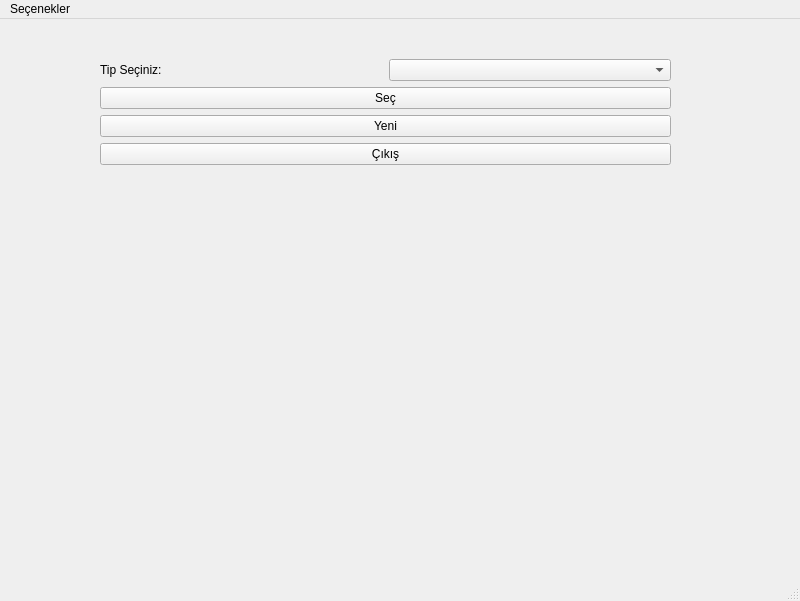
This is design.ui in kyener02/proje as Qt 5 draws it before an edit. The edited form follows.
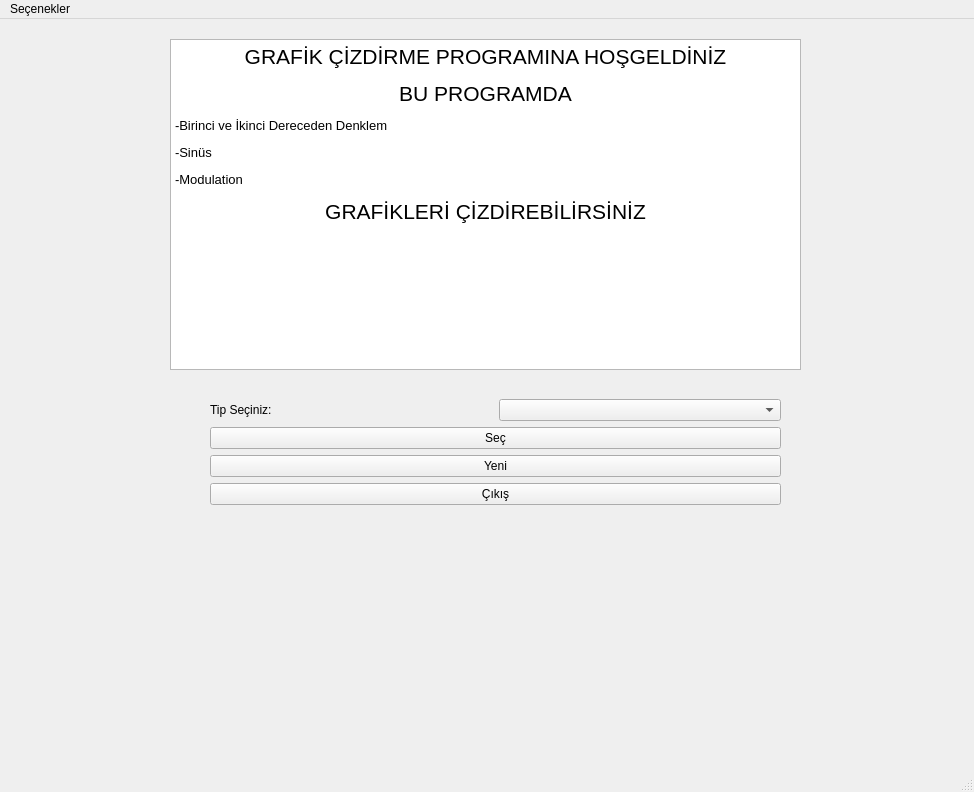
This is the edited form. Icons and pictures are not drawn.

Patch:
```diff
--- a/design.ui
+++ b/design.ui
@@ -6,8 +6,8 @@
    <rect>
     <x>0</x>
     <y>0</y>
-    <width>800</width>
-    <height>601</height>
+    <width>974</width>
+    <height>792</height>
    </rect>
   </property>
   <property name="windowTitle">
@@ -21,8 +21,8 @@
    <widget class="QWidget" name="gridLayoutWidget">
     <property name="geometry">
      <rect>
-      <x>100</x>
-      <y>40</y>
+      <x>210</x>
+      <y>380</y>
       <width>571</width>
       <height>301</height>
      </rect>
@@ -73,8 +73,8 @@
     </property>
     <property name="geometry">
      <rect>
-      <x>120</x>
-      <y>290</y>
+      <x>140</x>
+      <y>500</y>
       <width>281</width>
       <height>22</height>
      </rect>
@@ -83,13 +83,35 @@
      <string/>
     </property>
    </widget>
+   <widget class="QTextBrowser" name="textBrowser">
+    <property name="geometry">
+     <rect>
+      <x>170</x>
+      <y>20</y>
+      <width>631</width>
+      <height>331</height>
+     </rect>
+    </property>
+    <property name="html">
+     <string>&lt;!DOCTYPE HTML PUBLIC &quot;-//W3C//DTD HTML 4.0//EN&quot; &quot;http://www.w3.org/TR/REC-html40/strict.dtd&quot;&gt;
+&lt;html&gt;&lt;head&gt;&lt;meta name=&quot;qrichtext&quot; content=&quot;1&quot; /&gt;&lt;style type=&quot;text/css&quot;&gt;
+p, li { white-space: pre-wrap; }
+&lt;/style&gt;&lt;/head&gt;&lt;body style=&quot; font-family:'MS Shell Dlg 2'; font-size:7.8pt; font-weight:400; font-style:normal;&quot;&gt;
+&lt;p align=&quot;center&quot; style=&quot; margin-top:12px; margin-bottom:12px; margin-left:0px; margin-right:0px; -qt-block-indent:0; text-indent:0px;&quot;&gt;&lt;span style=&quot; font-size:16pt;&quot;&gt;GRAFİK ÇİZDİRME PROGRAMINA HOŞGELDİNİZ&lt;/span&gt;&lt;/p&gt;
+&lt;p align=&quot;center&quot; style=&quot; margin-top:12px; margin-bottom:12px; margin-left:0px; margin-right:0px; -qt-block-indent:0; text-indent:0px;&quot;&gt;&lt;span style=&quot; font-size:16pt;&quot;&gt;BU PROGRAMDA&lt;/span&gt;&lt;/p&gt;
+&lt;p style=&quot; margin-top:12px; margin-bottom:12px; margin-left:0px; margin-right:0px; -qt-block-indent:0; text-indent:0px;&quot;&gt;&lt;span style=&quot; font-size:10pt;&quot;&gt;-Birinci ve İkinci Dereceden Denklem&lt;/span&gt;&lt;/p&gt;
+&lt;p style=&quot; margin-top:12px; margin-bottom:12px; margin-left:0px; margin-right:0px; -qt-block-indent:0; text-indent:0px;&quot;&gt;&lt;span style=&quot; font-size:10pt;&quot;&gt;-Sinüs&lt;/span&gt;&lt;/p&gt;
+&lt;p style=&quot; margin-top:12px; margin-bottom:12px; margin-left:0px; margin-right:0px; -qt-block-indent:0; text-indent:0px;&quot;&gt;&lt;span style=&quot; font-size:10pt;&quot;&gt;-Modulation&lt;/span&gt;&lt;/p&gt;
+&lt;p align=&quot;center&quot; style=&quot; margin-top:12px; margin-bottom:12px; margin-left:0px; margin-right:0px; -qt-block-indent:0; text-indent:0px;&quot;&gt;&lt;span style=&quot; font-size:16pt;&quot;&gt;GRAFİKLERİ ÇİZDİREBİLİRSİNİZ&lt;/span&gt;&lt;/p&gt;&lt;/body&gt;&lt;/html&gt;</string>
+    </property>
+   </widget>
   </widget>
   <widget class="QMenuBar" name="menubar">
    <property name="geometry">
     <rect>
      <x>0</x>
      <y>0</y>
-     <width>800</width>
+     <width>974</width>
      <height>26</height>
     </rect>
    </property>
```
